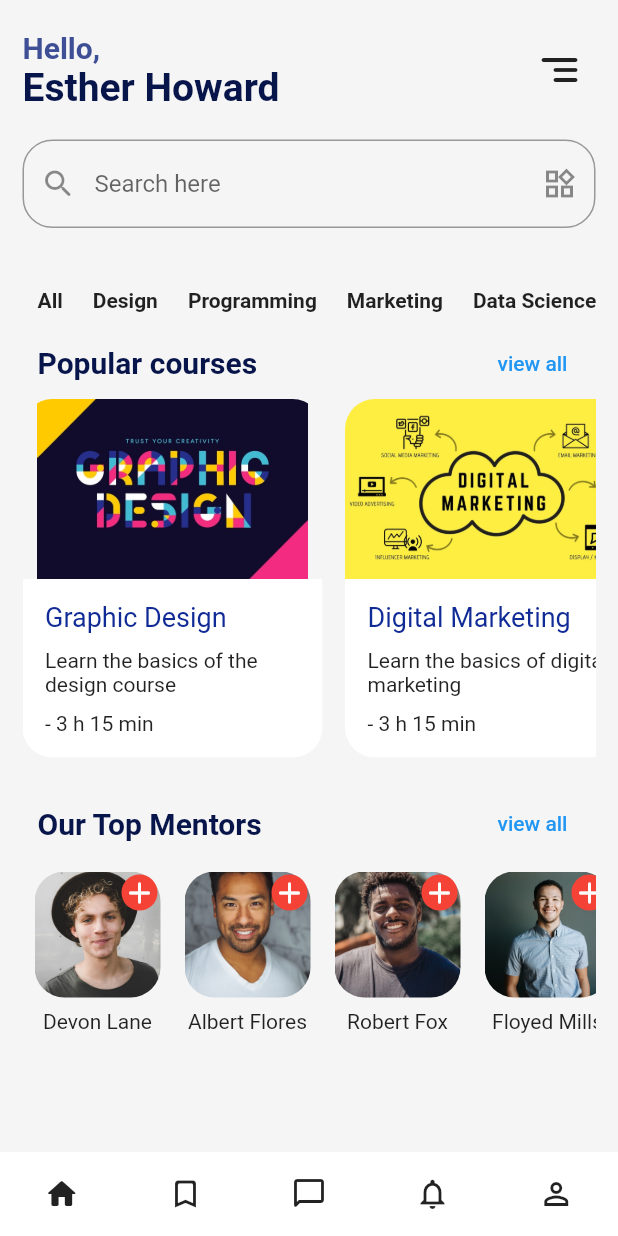
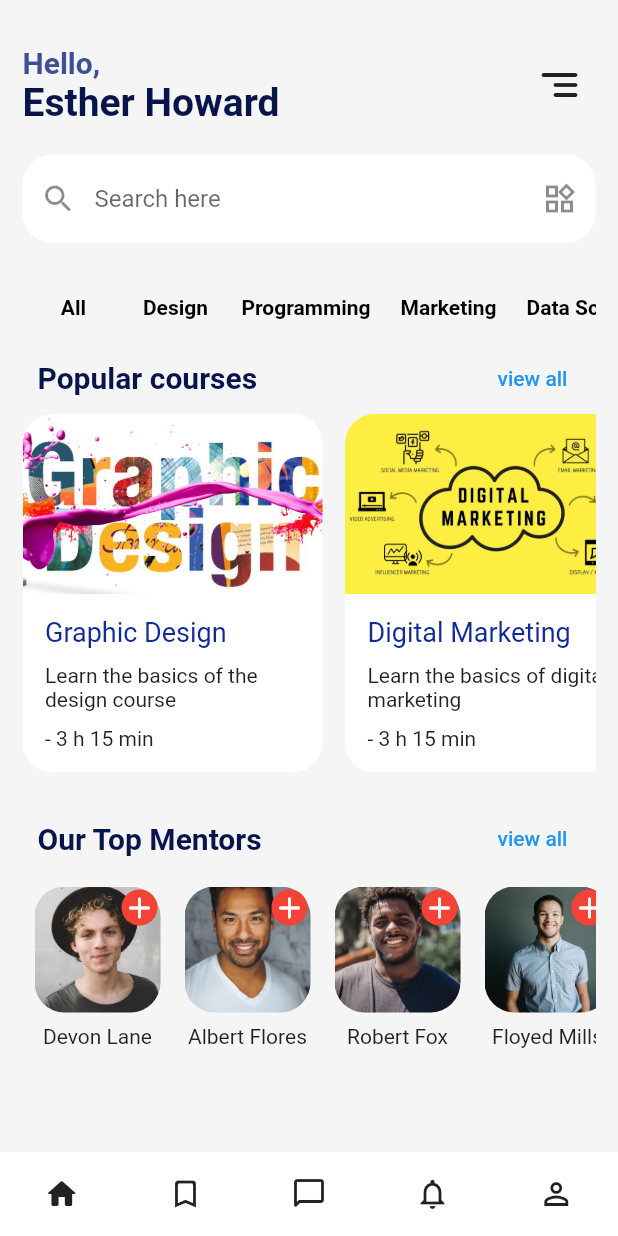
Before and after one commit to Basith-P/Eduvy, a Flutter app: the screen it shows after launch, on a phone screen of 412 x 824 dp. Run offline on Flutter 3.47's test engine with Material 2 defaults, Android fonts, the phone set to English and light mode, and no system bars.

Commit message:
Change course 1 pic, make categoris list to buttons

```diff
--- a/lib/screens/home.dart
+++ b/lib/screens/home.dart
@@ -18,8 +18,8 @@ class HomeScreen extends StatelessWidget {
       backgroundColor: Color(0xfff5f5f5),
       body: SafeArea(
         child: SingleChildScrollView(
-          child: Padding(
-            padding: const EdgeInsets.symmetric(horizontal: 15, vertical: 20),
+          child: Container(
+            margin: const EdgeInsets.symmetric(horizontal: 15, vertical: 30),
             child: Column(
               children: [
                 Row(
@@ -58,33 +58,42 @@ class HomeScreen extends StatelessWidget {
 
                 //
                 Container(
-                  padding: const EdgeInsets.symmetric(vertical: 20),
+                  margin: const EdgeInsets.symmetric(vertical: 20),
                   child: TextField(
                     decoration: InputDecoration(
                       prefixIcon: Icon(Icons.search_rounded),
                       suffixIcon: Icon(Icons.widgets_outlined),
                       hintText: "Search here",
+                      fillColor: Colors.white,
+                      filled: true,
                       border: OutlineInputBorder(
                         borderRadius: BorderRadius.circular(20),
+                        borderSide: BorderSide.none,
                       ),
                     ),
                   ),
                 ),
 
                 //Categories tab
-                const SizedBox(height: 20),
                 Container(
-                  height: 26,
+                  // margin: EdgeInsets.symmetric(vertical: 20),
+                  height: 46,
                   child: ListView.builder(
                     scrollDirection: Axis.horizontal,
                     physics: BouncingScrollPhysics(),
                     itemCount: categories.length,
                     itemBuilder: (BuildContext context, int index) {
-                      return Padding(
-                        padding: const EdgeInsets.symmetric(horizontal: 10),
-                        child: Text(
-                          categories[index],
-                          style: TextStyle(fontWeight: FontWeight.bold),
+                      return Container(
+                        padding: const EdgeInsets.symmetric(horizontal: 2),
+                        child: TextButton(
+                          onPressed: () {},
+                          child: Text(
+                            categories[index],
+                            style: TextStyle(
+                              fontWeight: FontWeight.bold,
+                              color: Color(0xff000000),
+                            ),
+                          ),
                         ),
                       );
                     },
--- a/lib/widgets/top_courses.dart
+++ b/lib/widgets/top_courses.dart
@@ -23,7 +23,7 @@ class TopCourses extends StatelessWidget {
                     height: 120,
                     child: Image.asset(
                       'assets/images/courses/graphic-design.jpg',
-                      fit: BoxFit.fitWidth,
+                      fit: BoxFit.cover,
                     ),
                   ),
                   Container(
```
Also changed, not shown: assets/images/courses/graphic-design.jpeg (deleted), assets/images/courses/graphic-design.jpg.
